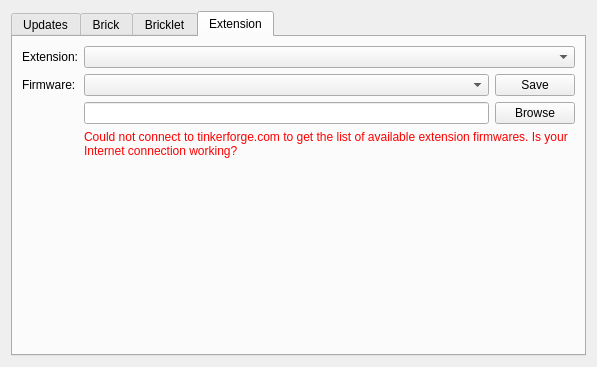
Tinkerforge/brickv, file src/brickv/ui/flashing.ui: the form before one commit.
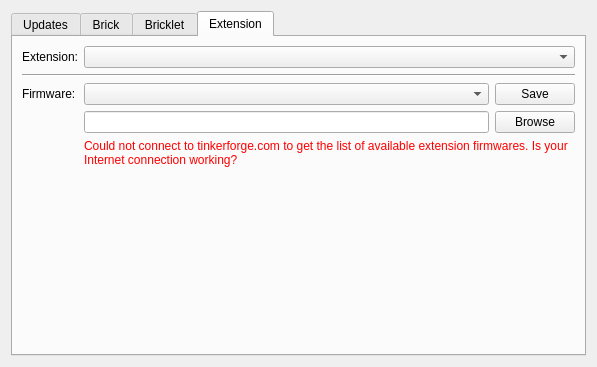
The form after the commit. The open tabs and pages were chosen to show the change.

Commit message:
wifi-v2: Add firmware download for flashing tab
Also move general ESP flash code to esp_flash.py, so it can be more
easily resued in the standalone flash/test tool.

Simplify extension info handling.

```diff
--- a/src/brickv/ui/flashing.ui
+++ b/src/brickv/ui/flashing.ui
@@ -353,7 +353,7 @@
            </property>
           </widget>
          </item>
-         <item row="1" column="0">
+         <item row="2" column="0">
           <widget class="QLabel" name="label_5">
            <property name="text">
             <string>Firmware:</string>
@@ -363,27 +363,27 @@
          <item row="0" column="1" colspan="2">
           <widget class="QComboBox" name="combo_extension"/>
          </item>
-         <item row="1" column="1">
+         <item row="2" column="1">
           <widget class="QComboBox" name="combo_extension_firmware"/>
          </item>
-         <item row="1" column="2">
+         <item row="2" column="2">
           <widget class="QPushButton" name="button_extension_firmware_save">
            <property name="text">
             <string>Save</string>
            </property>
           </widget>
          </item>
-         <item row="2" column="2">
+         <item row="3" column="2">
           <widget class="QPushButton" name="button_extension_firmware_browse">
            <property name="text">
             <string>Browse</string>
            </property>
           </widget>
          </item>
-         <item row="2" column="1">
+         <item row="3" column="1">
           <widget class="QLineEdit" name="edit_custom_extension_firmware"/>
          </item>
-         <item row="3" column="1" colspan="2">
+         <item row="4" column="1" colspan="2">
           <widget class="QLabel" name="label_no_extension_firmware_connection">
            <property name="palette">
             <palette>
@@ -484,6 +484,13 @@
            </property>
           </widget>
          </item>
+         <item row="1" column="0" colspan="3">
+          <widget class="Line" name="line_4">
+           <property name="orientation">
+            <enum>Qt::Horizontal</enum>
+           </property>
+          </widget>
+         </item>
         </layout>
        </item>
        <item>
```
The commit also changes 6 other files.
